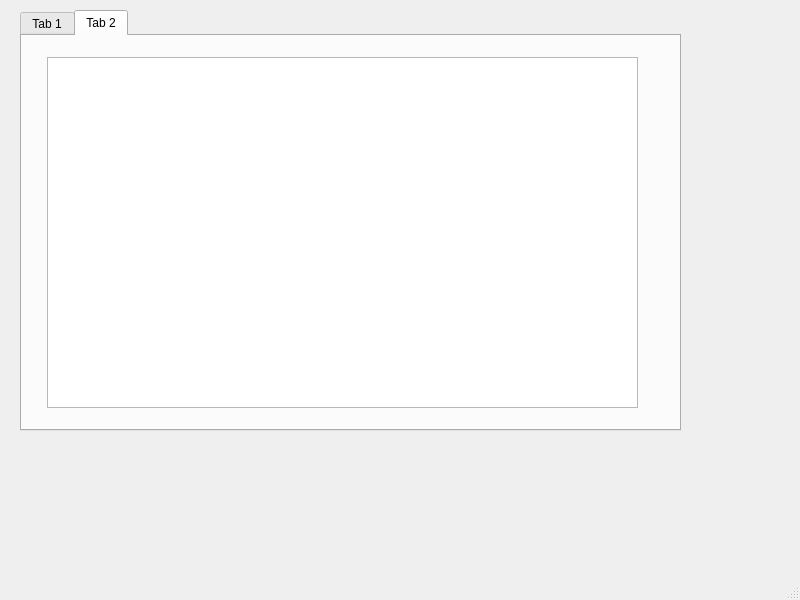
Before: the Qt Designer form mainwindow.ui in houas6/Smart-Recruit-help-center, drawn with Qt 5.
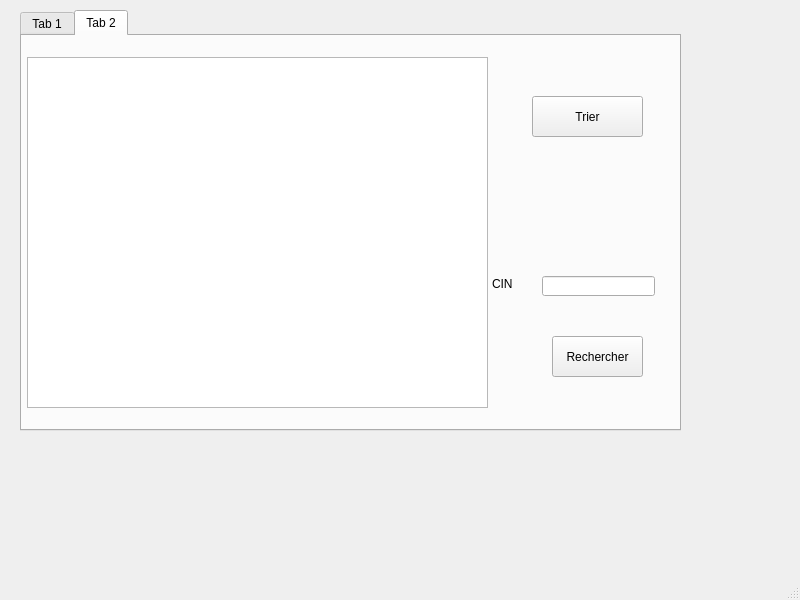
After: the same form once the commit is applied. The open tabs and pages were chosen to show the change.

```diff
--- a/mainwindow.ui
+++ b/mainwindow.ui
@@ -371,13 +371,76 @@
      <widget class="QTableView" name="tableView_2">
       <property name="geometry">
        <rect>
-        <x>25</x>
+        <x>5</x>
         <y>21</y>
-        <width>591</width>
+        <width>461</width>
         <height>351</height>
        </rect>
       </property>
      </widget>
+     <widget class="QPushButton" name="pushButton_trie">
+      <property name="geometry">
+       <rect>
+        <x>510</x>
+        <y>60</y>
+        <width>111</width>
+        <height>41</height>
+       </rect>
+      </property>
+      <property name="styleSheet">
+       <string notr="true">QPushButton:hover {
+color:#fff;
+border:15px;
+background:#6a1616;
+}</string>
+      </property>
+      <property name="text">
+       <string>Trier</string>
+      </property>
+     </widget>
+     <widget class="QLineEdit" name="lineEdit_cin2">
+      <property name="geometry">
+       <rect>
+        <x>520</x>
+        <y>240</y>
+        <width>113</width>
+        <height>20</height>
+       </rect>
+      </property>
+     </widget>
+     <widget class="QPushButton" name="pushButton_Recherche">
+      <property name="geometry">
+       <rect>
+        <x>530</x>
+        <y>300</y>
+        <width>91</width>
+        <height>41</height>
+       </rect>
+      </property>
+      <property name="styleSheet">
+       <string notr="true">QPushButton:hover {
+color:#fff;
+border:15px;
+background:#6a1616;
+}</string>
+      </property>
+      <property name="text">
+       <string>Rechercher</string>
+      </property>
+     </widget>
+     <widget class="QLabel" name="label">
+      <property name="geometry">
+       <rect>
+        <x>470</x>
+        <y>240</y>
+        <width>51</width>
+        <height>16</height>
+       </rect>
+      </property>
+      <property name="text">
+       <string>CIN</string>
+      </property>
+     </widget>
     </widget>
    </widget>
   </widget>
```
Left out of the diff: 44 changed lines with no effect on the pictures.
